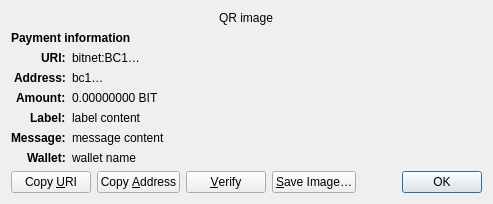
Qt form src/qt/forms/receiverequestdialog.ui (waifu-core/waifu-core) before a commit.
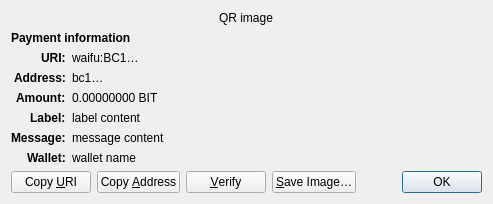
The same form after that commit. Custom widgets are drawn as their Qt base class.

Commit message: rename binaries to waifud and waifu-qt

Diff of the .ui file:
```diff
--- a/src/qt/forms/receiverequestdialog.ui
+++ b/src/qt/forms/receiverequestdialog.ui
@@ -65,7 +65,7 @@
    <item row="2" column="1" alignment="Qt::AlignTop">
     <widget class="QLabel" name="uri_content">
      <property name="text">
-      <string notr="true">bitnet:BC1…</string>
+      <string notr="true">waifu:BC1…</string>
      </property>
      <property name="textFormat">
       <enum>Qt::RichText</enum>
```
The commit also changes 772 other files.
